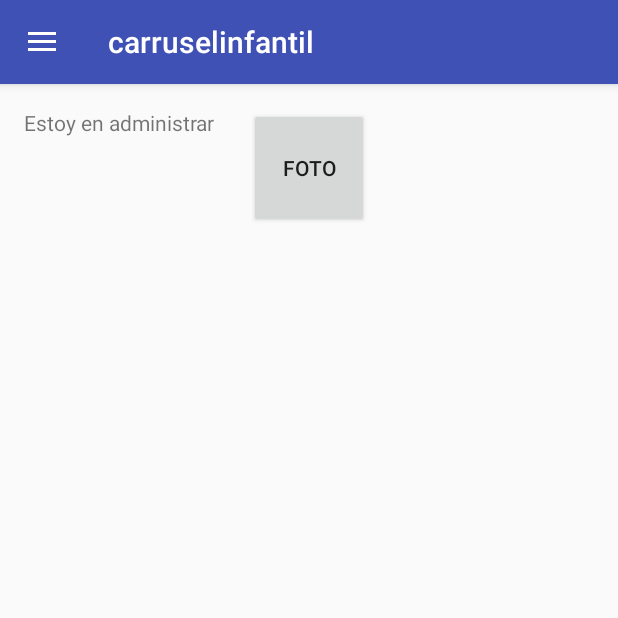
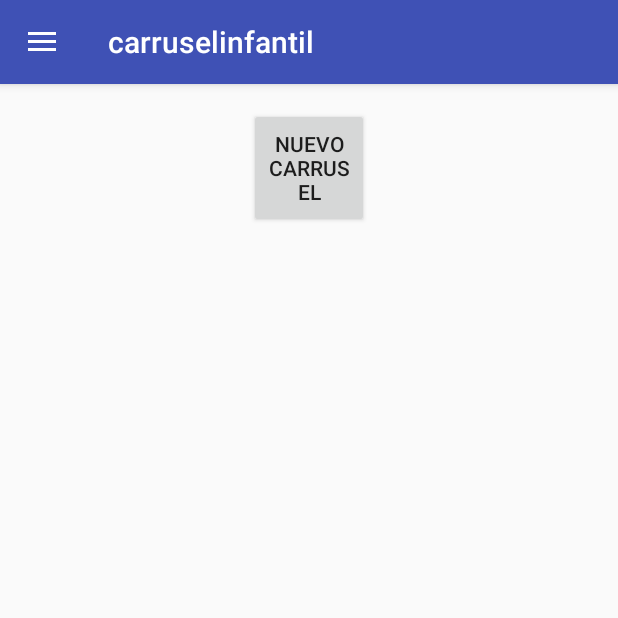
Before and after one commit to ThinkUpStudios/carrusel-infantil-android, an Android app: the screen it shows after launch (AdministrarCarruselesActivity), on a phone screen of 412 x 824 dp, the top half of it. Run offline under Robolectric (Android 15) with nearby library versions, the phone set to English and light mode, and no system bars.

Commit message:
Agrego pantalla que me permite crear carruseles. Por ahora solo se puede elegir o sacar una foto.

```diff
--- a/carruselinfantil/app/src/main/AndroidManifest.xml
+++ b/carruselinfantil/app/src/main/AndroidManifest.xml
@@ -2,10 +2,11 @@
 <manifest xmlns:android="http://schemas.android.com/apk/res/android"
     package="thinkup.com.carruselinfantil">
 
-    <uses-permission android:name="android.permission.CAMERA"/>
-    <uses-permission android:name="android.permission.WRITE_EXTERNAL_STORAGE"/>
-    <uses-permission android:name="android.permission.READ_EXTERNAL_STORAGE"/>
-    <protected-broadcast android:name="android.intent.action.MEDIA_MOUNTED"/>
+    <uses-permission android:name="android.permission.CAMERA" />
+    <uses-permission android:name="android.permission.WRITE_EXTERNAL_STORAGE" />
+    <uses-permission android:name="android.permission.READ_EXTERNAL_STORAGE" />
+
+    <protected-broadcast android:name="android.intent.action.MEDIA_MOUNTED" />
 
     <application
         android:allowBackup="true"
@@ -33,6 +34,7 @@
                 <category android:name="android.intent.category.LAUNCHER" />
             </intent-filter>
         </activity>
+        <activity android:name=".NuevoCarruselActivity"></activity>
     </application>
 
 </manifest>
--- a/carruselinfantil/app/src/main/java/thinkup/com/carruselinfantil/AdministrarCarruselesActivity.java
+++ b/carruselinfantil/app/src/main/java/thinkup/com/carruselinfantil/AdministrarCarruselesActivity.java
@@ -1,7 +1,9 @@
 package thinkup.com.carruselinfantil;
 
+import android.content.Intent;
 import android.os.Bundle;
-import android.widget.TextView;
+import android.view.View;
+import android.widget.Button;
 
 public class AdministrarCarruselesActivity extends DrawerAbstractActivity {
 
@@ -9,8 +11,14 @@ public class AdministrarCarruselesActivity extends DrawerAbstractActivity {
     protected void onCreate(Bundle savedInstanceState) {
         super.onCreate(savedInstanceState);
 
-        TextView misCarruseles = (TextView) findViewById(R.id.textoMisCarruseles);
-        misCarruseles.setText("Estoy en administrar");
+        Button misCarruseles = (Button) findViewById(R.id.nuevo_carrusel);
+        misCarruseles.setOnClickListener(new View.OnClickListener() {
+            @Override
+            public void onClick(View v) {
+                Intent i = new Intent(AdministrarCarruselesActivity.this, NuevoCarruselActivity.class);
+                startActivity(i);
+            }
+        });
     }
 
     public int getContentView(){
--- a/carruselinfantil/app/src/main/res/layout/administrar_carruseles_contenido.xml
+++ b/carruselinfantil/app/src/main/res/layout/administrar_carruseles_contenido.xml
@@ -29,17 +29,13 @@
         android:paddingRight="@dimen/activity_horizontal_margin"
         android:paddingTop="@dimen/activity_vertical_margin"
         app:layout_behavior="@string/appbar_scrolling_view_behavior">
-        <TextView
-            android:id="@+id/textoMisCarruseles"
-            android:layout_width="wrap_content"
-            android:layout_height="wrap_content"
-            android:text="Hello World!" />
+
 
         <Button
-            android:id="@+id/show_options_button"
+            android:id="@+id/nuevo_carrusel"
             android:layout_width="80dp"
             android:layout_height="80dp"
-            android:text="Foto"
+            android:text="Nuevo Carrusel"
             android:layout_centerHorizontal="true"/>
 
         <ImageView
```
